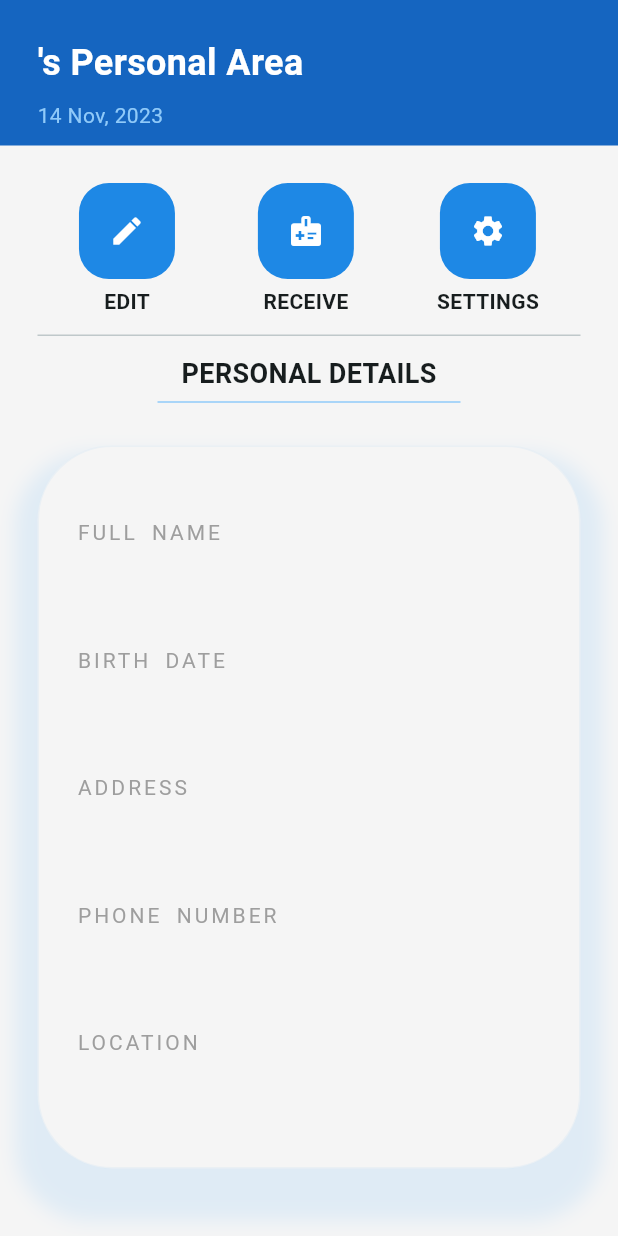
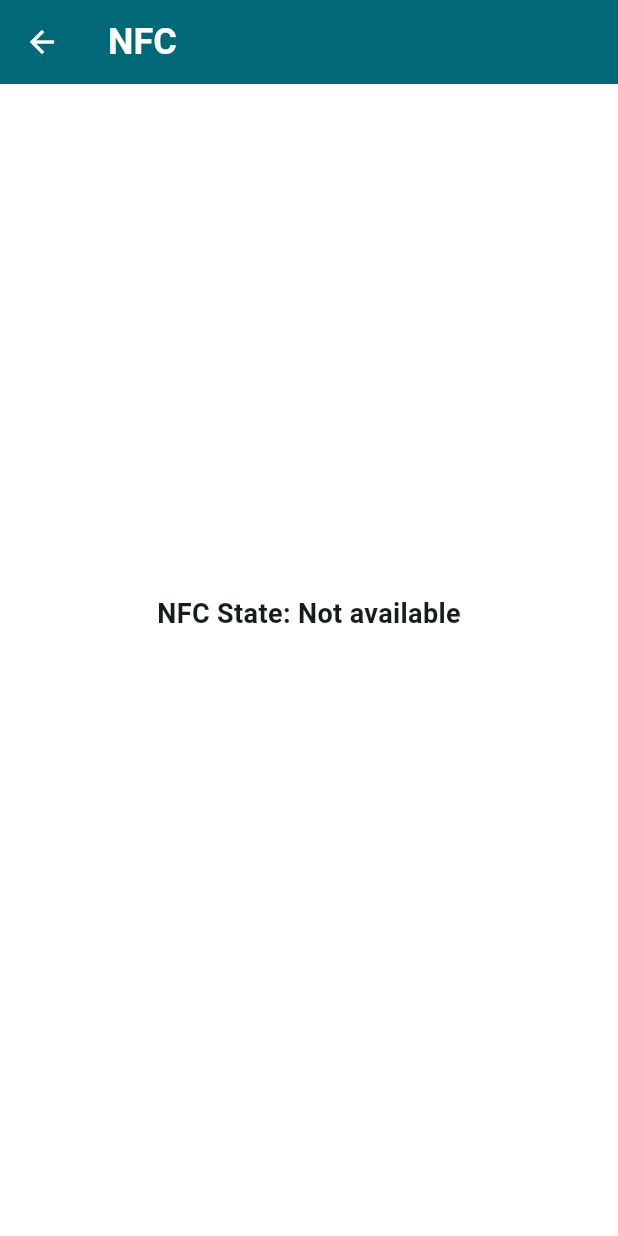
Before and after one commit to Burakalpyel/medrecs, a Flutter app: the ProfileMedPage screen opened directly with empty values, after a tap on the "medical information" icon, on a phone screen of 412 x 824 dp. Run offline on Flutter 3.47's test engine with Material 2 defaults, Android fonts, the phone set to English and light mode, and no system bars; our stand-ins replace cloud_firestore, dio, firebase_core, google_nav_bar; missing offline and left inert: nfc_manager; accounts and stored records are empty.

Commit message:
NFC and get doctors names

```diff
--- a/lib/util/services/blockAccessorService.dart
+++ b/lib/util/services/blockAccessorService.dart
@@ -7,7 +7,7 @@ import 'package:medrecs/util/serializables/iMedicalData.dart';
 import 'package:medrecs/util/serializables/iReminderData.dart';
 
 class blockAccessorService {
-  static const String baseURL = " https://4dba-195-37-16-60.ngrok-free.app";
+  static const String baseURL = "https://4dba-195-37-16-60.ngrok-free.app";
 
   static Future<List<iMedicalData>> getEntries(
       int userID, var queryParameters) async {
--- a/lib/views/medView/ProfileMedPage.dart
+++ b/lib/views/medView/ProfileMedPage.dart
@@ -1,5 +1,6 @@
 import 'package:flutter/material.dart';
 import 'package:medrecs/util/model/patientinfo.dart';
+import 'package:medrecs/views/medView/nfc_screen.dart';
 import 'package:nfc_manager/nfc_manager.dart';
 
 class ProfileMedPage extends StatefulWidget {
@@ -173,23 +174,9 @@ class _ProfileMedPageState extends State<ProfileMedPage> {
           InkWell(
               onTap: () async {
                 if (names[i] == "RECEIVE") {
-                  print(names[i]);
-                  try {
-                    bool isAvailable = await NfcManager.instance.isAvailable();
-
-                    if (isAvailable) {
-                      NfcManager.instance.startSession(
-                        onDiscovered: (NfcTag tag) async {
-                          debugPrint('NFC Tag Detected: ${tag.data}');
-                          print("Successful reading data via NFC: ${tag.data}");
-                        },
-                      );
-                    } else {
-                      debugPrint('NFC not available.');
-                    }
-                  } catch (e) {
-                    debugPrint('Error reading NFC: $e');
-                  }
+                  Navigator.of(context).push(MaterialPageRoute(
+                    builder: (context) => MedNFCScreen(userID: widget.userID)
+                  ));
                 }
                 else print("IMPLEMENT");
               },
--- /dev/null
+++ b/lib/views/medView/nfc_screen.dart
@@ -0,0 +1,133 @@
+import 'dart:async';
+
+import 'package:flutter/material.dart';
+import 'package:nfc_manager/nfc_manager.dart';
+
+class MedNFCScreen extends StatefulWidget {
+  final int userID;
+
+  const MedNFCScreen({Key? key, required this.userID})
+      : super(key: key);
+
+  @override
+  State<MedNFCScreen> createState() => _MedNFCScreenState();
+}
+
+class _MedNFCScreenState extends State<MedNFCScreen> {
+  late Future<String> nfcStateText;
+  String nfcOperationStatus = '';
+  late Completer<void> nfcCompleter;
+
+  @override
+  void initState() {
+    super.initState();
+    nfcStateText = getNFCStateText();
+    nfcCompleter = Completer<void>();
+  }
+
+  @override
+  Widget build(BuildContext context) {
+    ThemeData theme = Theme.of(context);
+    return Scaffold(
+      appBar: AppBar(
+        title: Text(
+          "NFC",
+          style: TextStyle(
+            color: theme.colorScheme.onPrimary,
+            fontSize: 24,
+            fontWeight: FontWeight.bold,
+          ),
+        ),
+        backgroundColor: theme.colorScheme.primary,
+        iconTheme: IconThemeData(
+          color: theme.colorScheme.onPrimary,
+        ),
+      ),
+      backgroundColor: Colors.white,
+      body: Center(
+        child: Column(
+          mainAxisAlignment: MainAxisAlignment.center,
+          crossAxisAlignment: CrossAxisAlignment.center,
+          children: <Widget>[
+            FutureBuilder<String>(
+              future: nfcStateText,
+              builder: (context, snapshot) {
+                if (snapshot.connectionState == ConnectionState.waiting) {
+                  return const CircularProgressIndicator();
+                } else if (snapshot.hasError) {
+                  return Text("Error: ${snapshot.error}");
+                } else {
+                  String nfcData = snapshot.data ?? ''; // Store the value in a variable
+                  return Column(
+                    children: [
+                      Text(
+                        "NFC State: $nfcData",
+                        style: const TextStyle(fontSize: 18, fontWeight: FontWeight.bold),
+                      ),
+                      const SizedBox(height: 20),
+                      if (nfcData == "Available")
+                        ElevatedButton(
+                          onPressed: () {
+                            nfc();
+                            nfcCompleter.future.then((_) {
+                              print("Completed");
+                            });
+                          },
+                          child: const Text(
+                            "Receive Data",
+                            style: TextStyle(fontSize: 16),
+                          ),
+                        ),
+                      const SizedBox(height: 20),
+                      Text(
+                        nfcOperationStatus,
+                      ),
+                    ],
+                  );
+                }
+              },
+            ),
+          ],
+        ),
+      ),
+    );
+  }
+
+  // Helper method to get the text representation of NFC state
+  Future<String> getNFCStateText() async {
+    bool isAvailable = await NfcManager.instance.isAvailable();
+
+    if (!isAvailable) {
+      return "Not available";
+    }
+    return "Available";
+  }
+
+  Future<void> nfc() async {
+    try {
+      // Set loading state
+      setState(() {
+        nfcOperationStatus = 'Loading...';
+      });
+
+      NfcManager.instance.startSession(
+        onDiscovered: (NfcTag tag) async {
+          debugPrint('NFC Tag Detected: ${tag.data}');
+          print("Successful reading data via NFC: ${tag.data}");
+
+          // Set success state
+          setState(() {
+            nfcOperationStatus = 'Received successfully ${tag.data}';
+          });
+        },
+      );
+    } catch (e) {
+      // Set error state
+      setState(() {
+        nfcOperationStatus = 'Error: $e';
+      });
+    }
+    NfcManager.instance.stopSession();
+    nfcCompleter.complete();
+  }
+}
```
Also changed, not shown: lib/util/serializables/Incident.dart (+17 -1 lines), lib/util/serializables/Injury.dart (+17 -1 lines), lib/util/serializables/Surgery.dart (+17 -1 lines), lib/views/userView/ProfilePage.dart (+4 -30 lines), lib/views/userView/nfc_screen.dart (added, +141 -0 lines), 1 other file.
